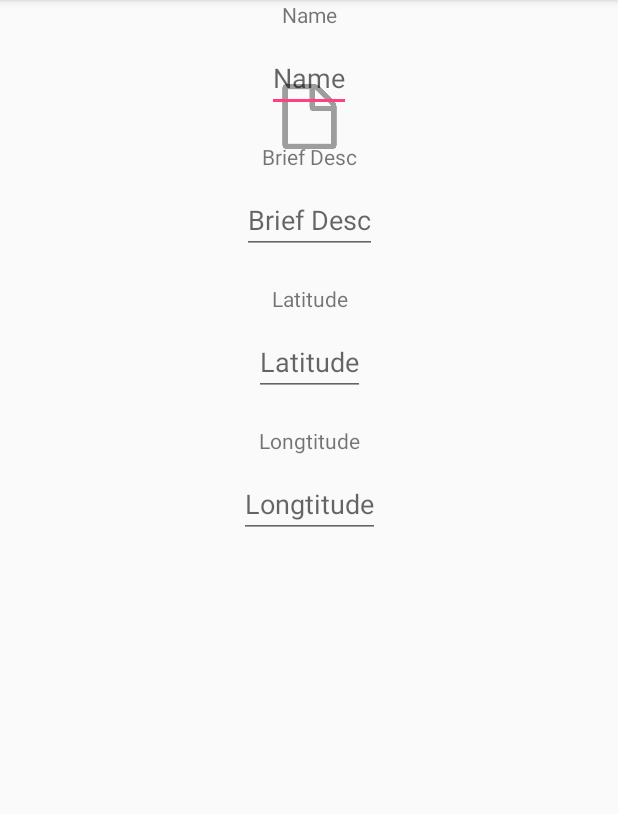
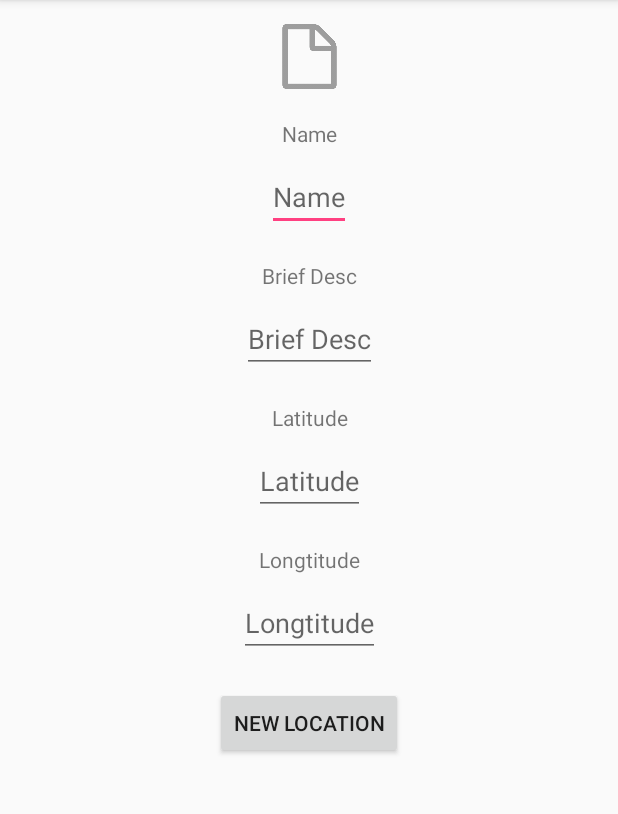
Before and after one commit to danielkwok21/LaiScan, an Android app: the RegisterActivity screen opened directly, with no data from a screen before it, on a phone screen of 412 x 824 dp, the part 84-898 px from its top. Run offline under Robolectric (Android 15) with nearby library versions, the phone set to English and light mode, and no system bars.

Commit message:
UI done v2

```diff
--- a/app/src/main/java/com/example/danielkwok/laiscan/Activity/RegisterActivity.java
+++ b/app/src/main/java/com/example/danielkwok/laiscan/Activity/RegisterActivity.java
@@ -3,6 +3,7 @@ package com.example.danielkwok.laiscan.Activity;
 import android.support.v7.app.AppCompatActivity;
 import android.os.Bundle;
 import android.text.Html;
+import android.widget.Button;
 import android.widget.EditText;
 import android.widget.ImageView;
 import android.widget.TextView;
@@ -16,6 +17,7 @@ public class RegisterActivity extends AppCompatActivity {
     private EditText register_desc_et;
     private EditText register_lat_et;
     private EditText register_long_et;
+    private Button register_new_loc_btn;
 
     @Override
     protected void onCreate(Bundle savedInstanceState) {
@@ -27,5 +29,6 @@ public class RegisterActivity extends AppCompatActivity {
         register_desc_et = (EditText) findViewById(R.id.register_desc_et);
         register_lat_et = (EditText) findViewById(R.id.register_lat_et);
         register_long_et = (EditText) findViewById(R.id.register_long_et);
+        register_new_loc_btn = (Button) findViewById(R.id.register_new_loc_btn);
     }
 }
--- a/app/src/main/res/layout/activity_register.xml
+++ b/app/src/main/res/layout/activity_register.xml
@@ -12,7 +12,7 @@
         android:layout_height="43dp"
         android:layout_marginEnd="8dp"
         android:layout_marginStart="8dp"
-        android:layout_marginTop="56dp"
+        android:layout_marginTop="16dp"
         app:layout_constraintEnd_toEndOf="parent"
         app:layout_constraintStart_toStartOf="parent"
         app:layout_constraintTop_toTopOf="parent"
@@ -29,7 +29,7 @@
         app:layout_constraintEnd_toEndOf="parent"
         app:layout_constraintHorizontal_bias="0.501"
         app:layout_constraintStart_toStartOf="parent"
-        app:layout_constraintTop_toBottomOf="@+id/imageView" />
+        app:layout_constraintTop_toBottomOf="@+id/register_loc_img" />
 
     <EditText
         android:id="@+id/register_name_et"
@@ -120,5 +120,17 @@
         app:layout_constraintStart_toStartOf="parent"
         app:layout_constraintTop_toBottomOf="@+id/register_long_label" />
 
+    <Button
+        android:id="@+id/register_new_loc_btn"
+        android:layout_width="wrap_content"
+        android:layout_height="wrap_content"
+        android:layout_marginEnd="8dp"
+        android:layout_marginStart="8dp"
+        android:layout_marginTop="@dimen/margin_v_2"
+        android:text="New Location"
+        app:layout_constraintEnd_toEndOf="parent"
+        app:layout_constraintStart_toStartOf="parent"
+        app:layout_constraintTop_toBottomOf="@+id/register_long_et" />
+
 
 </android.support.constraint.ConstraintLayout>
```
